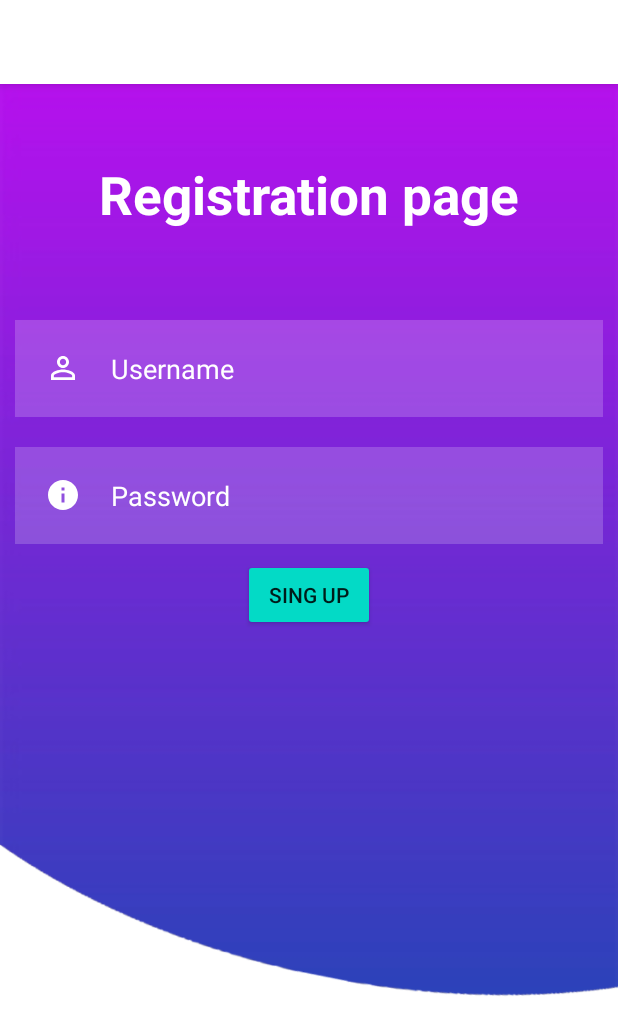
After one commit to ArtemChurylov/todo-app, an Android app: the RegistrationActivity screen opened directly, with no data from a screen before it, on a phone screen of 412 x 824 dp. The commit adds this screen. Shown: the top 1035 px of the screen. Run offline under Robolectric (Android 15) with nearby library versions, the phone set to English and light mode, and no system bars.

Commit message:
added registration option

```diff
--- a/app/src/main/AndroidManifest.xml
+++ b/app/src/main/AndroidManifest.xml
@@ -18,6 +18,7 @@
         </activity>
         <activity android:name=".MainActivity" />
         <activity android:name=".TaskActivity" />
+        <activity android:name=".RegistrationActivity" />
     </application>
 
 </manifest>
--- a/app/src/main/java/com/wsh/todo_app/MainActivity.java
+++ b/app/src/main/java/com/wsh/todo_app/MainActivity.java
@@ -25,6 +25,7 @@ public class MainActivity extends AppCompatActivity {
         TextView password = (TextView) findViewById(R.id.password);
 
         AppCompatButton loginbtn = (AppCompatButton) findViewById(R.id.loginbtn);
+        AppCompatButton regbtn = (AppCompatButton) findViewById(R.id.regbtn);
 
         loginbtn.setOnClickListener(view ->
                 UsersData.users.stream()
@@ -46,5 +47,10 @@ public class MainActivity extends AppCompatActivity {
                             return null;
                         })
         );
+
+        regbtn.setOnClickListener(v -> {
+            Intent intent = new Intent(this, RegistrationActivity.class);
+            startActivity(intent);
+        });
     }
 }
--- /dev/null
+++ b/app/src/main/java/com/wsh/todo_app/RegistrationActivity.java
@@ -0,0 +1,45 @@
+package com.wsh.todo_app;
+
+import android.content.Intent;
+import android.os.Build;
+import android.os.Bundle;
+import android.widget.TextView;
+import android.widget.Toast;
+
+import androidx.annotation.RequiresApi;
+import androidx.appcompat.app.AppCompatActivity;
+import androidx.appcompat.widget.AppCompatButton;
+
+import com.wsh.todo_app.Model.User;
+import com.wsh.todo_app.Utils.DatabaseHandler;
+import com.wsh.todo_app.Utils.UsersData;
+
+import java.util.HashMap;
+
+public class RegistrationActivity extends AppCompatActivity {
+
+    @RequiresApi(api = Build.VERSION_CODES.N)
+    @Override
+    protected void onCreate(Bundle savedInstanceState) {
+        super.onCreate(savedInstanceState);
+        setContentView(R.layout.activity_register);
+
+        TextView username = (TextView) findViewById(R.id.username);
+        TextView password = (TextView) findViewById(R.id.password);
+
+        AppCompatButton registrbtn = (AppCompatButton) findViewById(R.id.registrbtn);
+
+        registrbtn.setOnClickListener(v -> {
+            boolean isUsernameTaken = UsersData.users.stream()
+                    .anyMatch(user -> user.getUsername().equals(username.getText().toString()));
+            if (isUsernameTaken) {
+                Toast.makeText(RegistrationActivity.this, "This username is already taken", Toast.LENGTH_SHORT).show();
+            } else {
+                DatabaseHandler.currentUser = UsersData.createNewUser(username.getText().toString(), password.getText().toString());
+                Toast.makeText(RegistrationActivity.this, "Registration SUCCESSFUL", Toast.LENGTH_SHORT).show();
+                Intent intent = new Intent(this, TaskActivity.class);
+                startActivity(intent);
+            }
+        });
+    }
+}
--- /dev/null
+++ b/app/src/main/res/layout/activity_register.xml
@@ -0,0 +1,60 @@
+<?xml version="1.0" encoding="utf-8"?>
+<RelativeLayout xmlns:android="http://schemas.android.com/apk/res/android"
+    xmlns:app="http://schemas.android.com/apk/res-auto"
+    xmlns:tools="http://schemas.android.com/tools"
+    android:layout_width="match_parent"
+    android:layout_height="match_parent"
+    android:background="@drawable/background"
+    tools:context=".MainActivity">
+
+    <TextView
+        android:layout_width="match_parent"
+        android:layout_height="wrap_content"
+        android:id="@+id/signin"
+        android:text="Registration page"
+        android:textColor="@color/white"
+        android:textSize="35dp"
+        android:textStyle="bold"
+        android:layout_margin="50dp"
+        android:gravity="center"/>
+
+    <EditText
+        android:layout_width="match_parent"
+        android:layout_height="wrap_content"
+        android:id="@+id/username"
+        android:layout_below="@id/signin"
+        android:background="#30ffffff"
+        android:hint="Username"
+        android:textColorHint="@color/white"
+        android:textColor="@color/white"
+        android:layout_margin="10dp"
+        android:padding="20dp"
+        android:drawableLeft="@drawable/ic_baseline_person_outline_24"
+        android:drawablePadding="20dp"/>
+
+    <EditText
+        android:layout_width="match_parent"
+        android:layout_height="wrap_content"
+        android:id="@+id/password"
+        android:layout_below="@id/username"
+        android:background="#30ffffff"
+        android:hint="Password"
+        android:textColorHint="@color/white"
+        android:textColor="@color/white"
+        android:layout_margin="10dp"
+        android:padding="20dp"
+        android:drawableLeft="@drawable/ic_baseline_info_24"
+        android:drawablePadding="20dp"
+        android:inputType="textPassword"/>
+
+    <androidx.appcompat.widget.AppCompatButton
+        android:layout_width="wrap_content"
+        android:layout_height="wrap_content"
+        android:id="@+id/registrbtn"
+        android:layout_below="@id/password"
+        android:text=" Sing up "
+        android:backgroundTint="@color/design_default_color_secondary"
+        android:layout_centerHorizontal="true"
+        />
+
+</RelativeLayout>
```
Also changed, not shown: app/src/main/java/com/wsh/todo_app/Model/User.java (+1 -19 lines), app/src/main/java/com/wsh/todo_app/Utils/UsersData.java (+14 -5 lines).
